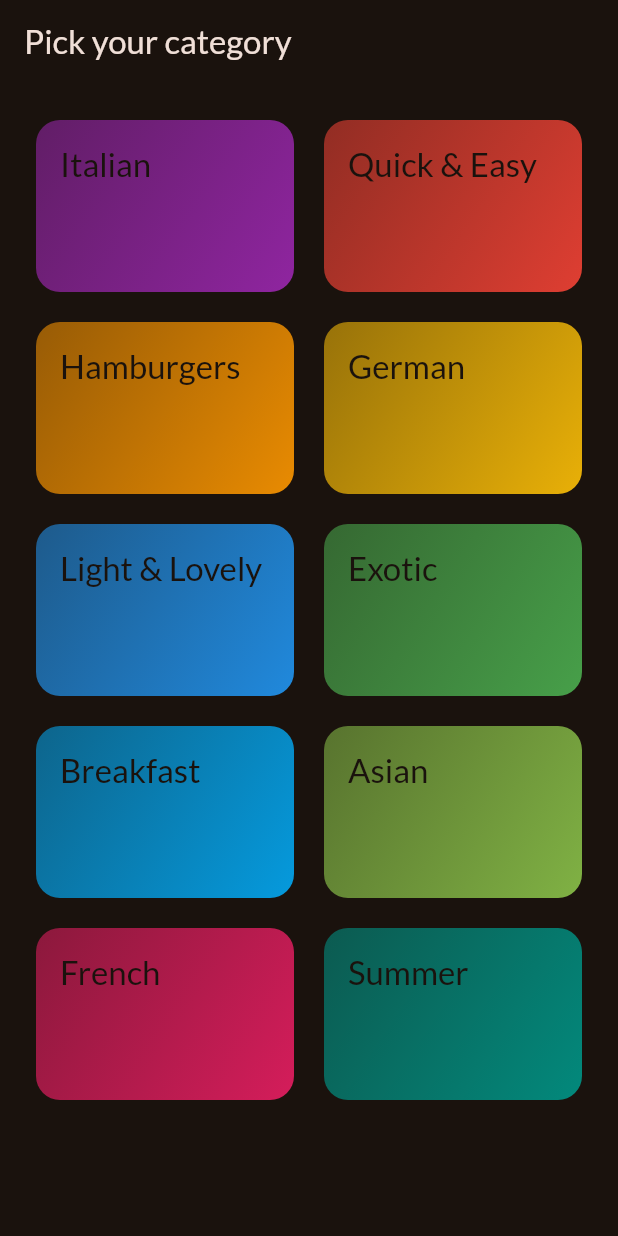
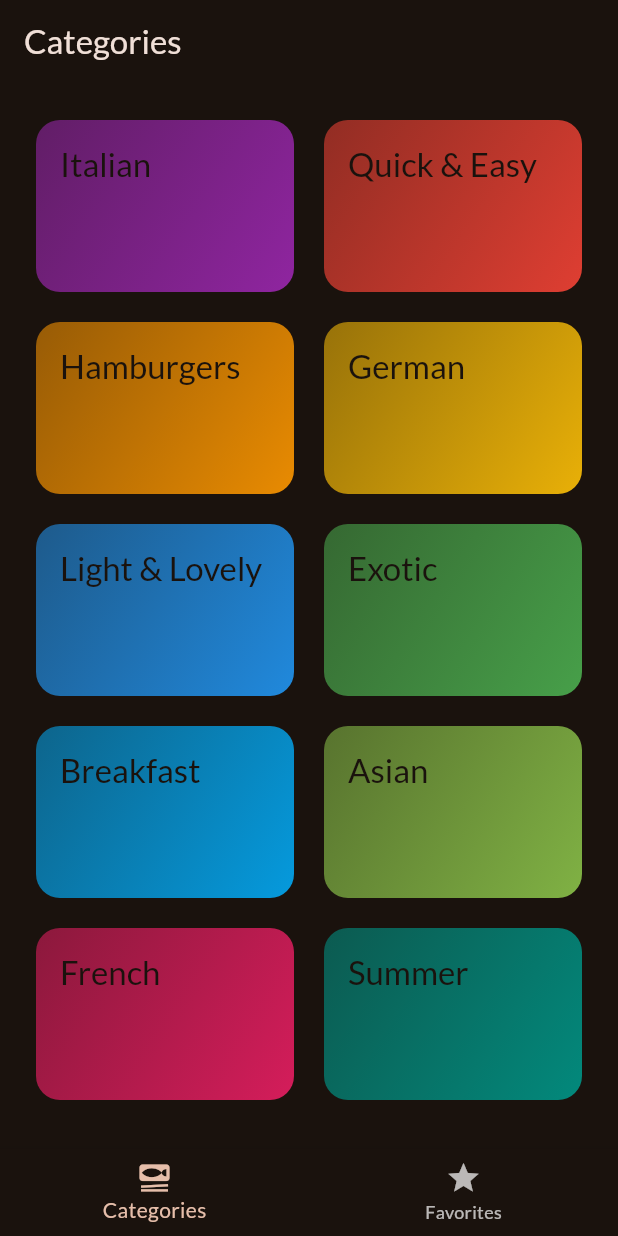
Before and after one commit to sachinsebastian1212/flutter_meals, a Flutter app: the screen it shows after launch, on a phone screen of 412 x 824 dp. Run offline on Flutter 3.47's test engine with Material 3 defaults, Android fonts, the phone set to English and light mode, and no system bars; our stand-ins replace google_fonts, transparent_image.

Commit message:
added bottom tabs
re used meals screen for favourite tab

```diff
--- a/lib/main.dart
+++ b/lib/main.dart
@@ -1,7 +1,7 @@
 import 'package:flutter/material.dart';
 
 import 'package:google_fonts/google_fonts.dart';
-import 'package:meals/screens/categories.dart';
+import 'package:meals/screens/tabs.dart';
 
 final theme = ThemeData(
   useMaterial3: true,
@@ -23,7 +23,7 @@ class App extends StatelessWidget {
   Widget build(BuildContext context) {
     return MaterialApp(
       theme: theme,
-      home: const CategoryScreen()
+      home: const TabsScreen()
     );
   }
 }
--- a/lib/screens/categories.dart
+++ b/lib/screens/categories.dart
@@ -6,20 +6,18 @@ import 'package:meals/widgets/category_grid_item.dart';
 
 class CategoryScreen extends StatelessWidget {
   const CategoryScreen({super.key});
-  void _selectCategory(BuildContext context,Category category) {
-
-    final filteredMeals = dummyMeals.where((meal)=> meal.categories.contains(category.id)).toList();
+  void _selectCategory(BuildContext context, Category category) {
+    final filteredMeals = dummyMeals
+        .where((meal) => meal.categories.contains(category.id))
+        .toList();
     Navigator.of(context).push(MaterialPageRoute(
-        builder: (ctx) => MealsScreen(title: category.title, meals: filteredMeals)));
+        builder: (ctx) =>
+            MealsScreen(title: category.title, meals: filteredMeals)));
   }
 
   @override
   Widget build(BuildContext context) {
-    return Scaffold(
-      appBar: AppBar(
-        title: const Text('Pick your category'),
-      ),
-      body: GridView(
+    return GridView(
         padding: const EdgeInsets.all(24),
         gridDelegate: const SliverGridDelegateWithFixedCrossAxisCount(
             crossAxisCount: 2,
@@ -31,9 +29,8 @@ class CategoryScreen extends StatelessWidget {
             CategoryGridItem(
                 category: cat,
                 onSelectCategory: () {
-                    _selectCategory(context,cat);
+                  _selectCategory(context, cat);
                 })
-          ]),
-    );
+        ]);
   }
 }
--- /dev/null
+++ b/lib/screens/tabs.dart
@@ -0,0 +1,44 @@
+import 'package:flutter/material.dart';
+import 'package:meals/screens/categories.dart';
+import 'package:meals/screens/meals.dart';
+
+class TabsScreen extends StatefulWidget {
+  const TabsScreen({super.key});
+
+  @override
+  State<TabsScreen> createState() => _TabsScreenState();
+}
+
+class _TabsScreenState extends State<TabsScreen> {
+  int _selectedPageIndex = 0;
+
+  void _selectPage(int index) {
+    setState(() {
+      _selectedPageIndex = index;
+    });
+  }
+
+  @override
+  Widget build(BuildContext context) {
+    Widget activePage = const CategoryScreen();
+    var activePageTitle = 'Categories';
+    if (_selectedPageIndex == 1) {
+      activePage = const MealsScreen(meals: []);
+      activePageTitle = 'Your Favorites';
+    }
+    return Scaffold(
+      appBar: AppBar(
+        title: Text(activePageTitle),
+      ),
+      body: activePage,
+      bottomNavigationBar: BottomNavigationBar(
+          onTap: _selectPage,
+          currentIndex: _selectedPageIndex,
+          items: const [
+            BottomNavigationBarItem(
+                icon: Icon(Icons.set_meal), label: 'Categories'),
+            BottomNavigationBarItem(icon: Icon(Icons.star), label: 'Favorites'),
+          ]),
+    );
+  }
+}
```
Also changed, not shown: lib/screens/meals.dart (+6 -4 lines). Lines whose indentation alone changed are shown as unchanged.
